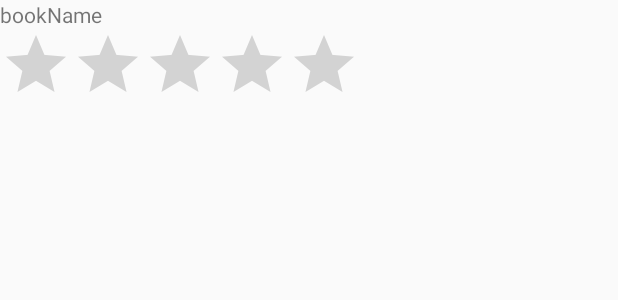
After one commit to PURAT/Solution, an Android app: the layout activity_book_rate.xml on its own in the app's theme, with its tools: preview values and no code run, on a phone screen of 412 x 824 dp. The commit adds this screen. Shown: the top 300 px of the screen. Run offline under Robolectric (Android 15) with nearby library versions, the phone set to English and light mode, and no system bars.

Commit message:
- I've added the RateTestActivity

```diff
--- a/app/src/main/AndroidManifest.xml
+++ b/app/src/main/AndroidManifest.xml
@@ -9,7 +9,7 @@
         android:roundIcon="@mipmap/ic_launcher_round"
         android:supportsRtl="true"
         android:theme="@style/AppTheme">
-
+        <activity android:name=".activity.BookRateActivity"></activity>
         <activity
             android:name=".activity.EmailPasswordActivity"
             android:screenOrientation="unspecified" />
--- a/app/src/main/java/ru/startandroid/booknet/activity/FireBaseTestActivity.java
+++ b/app/src/main/java/ru/startandroid/booknet/activity/FireBaseTestActivity.java
@@ -10,6 +10,8 @@ import android.widget.EditText;
 import com.google.firebase.database.DatabaseReference;
 import com.google.firebase.database.FirebaseDatabase;
 
+import java.net.URL;
+
 import ru.startandroid.booknet.R;
 import ru.startandroid.booknet.models.*;
 
@@ -21,6 +23,7 @@ public class FireBaseTestActivity extends AppCompatActivity {
     EditText bookAuthor;
     EditText bookCountry;
     EditText bookGenre;
+    EditText urlToDownload;
     Button addButton;
 
     FirebaseDatabase database = FirebaseDatabase.getInstance();
@@ -35,6 +38,7 @@ public class FireBaseTestActivity extends AppCompatActivity {
         bookAuthor = (EditText) findViewById(R.id.bookAuthor);
         bookGenre = (EditText) findViewById(R.id.bookGenre);
         bookCountry = (EditText) findViewById(R.id.bookCountry);
+        urlToDownload = (EditText) findViewById(R.id.urlToDownload);
         addButton = (Button) findViewById(R.id.addButton);
     }
     public void onClickSend(View view){
--- a/app/src/main/java/ru/startandroid/booknet/constants/Constants.java
+++ b/app/src/main/java/ru/startandroid/booknet/constants/Constants.java
@@ -3,8 +3,11 @@ package ru.startandroid.booknet.constants;
 import com.google.firebase.database.DatabaseReference;
 import com.google.firebase.database.FirebaseDatabase;
 
+import ru.startandroid.booknet.models.User;
+
 public class Constants {
 public static FirebaseDatabase DATABASE = FirebaseDatabase.getInstance();
 public static DatabaseReference REFERENCE_BOOK = DATABASE.getReference("Books");
 public static DatabaseReference REFERENCE_USER = DATABASE.getReference("Users");
+public static User CURRENT_USER;
 }
--- /dev/null
+++ b/app/src/main/res/layout/activity_book_rate.xml
@@ -0,0 +1,24 @@
+<?xml version="1.0" encoding="utf-8"?>
+<LinearLayout xmlns:android="http://schemas.android.com/apk/res/android"
+    xmlns:app="http://schemas.android.com/apk/res-auto"
+    xmlns:tools="http://schemas.android.com/tools"
+    android:layout_width="match_parent"
+    android:layout_height="match_parent"
+    android:orientation="vertical"
+    tools:context=".activity.BookRateActivity">
+
+    <TextView
+        android:id="@+id/bookName"
+        android:layout_width="wrap_content"
+        android:layout_height="wrap_content"
+        android:text="bookName"
+        tools:layout_editor_absoluteX="32dp"
+        tools:layout_editor_absoluteY="35dp" />
+
+    <RatingBar
+        android:id="@+id/ratingBar"
+        android:layout_width="wrap_content"
+        android:layout_height="wrap_content"
+        android:numStars="5" />
+
+</LinearLayout>
--- a/app/src/main/res/layout/activity_firebase_test.xml
+++ b/app/src/main/res/layout/activity_firebase_test.xml
@@ -27,7 +27,11 @@
         android:layout_width="wrap_content"
         android:layout_height="wrap_content"
         android:hint="country"/>
-
+    <EditText
+        android:id="@+id/urlToDownload"
+        android:layout_width="wrap_content"
+        android:layout_height="wrap_content"
+        android:hint="URL to download"/>
     <Button
         android:id="@+id/addButton"
         android:layout_width="match_parent"
```
Also changed, not shown: app/src/main/java/ru/startandroid/booknet/activity/BookRateActivity.java (added, +30 -0 lines), app/src/main/java/ru/startandroid/booknet/activity/EmailPasswordActivity.java (+5 -12 lines), app/src/main/java/ru/startandroid/booknet/models/User.java (+31 -30 lines).
